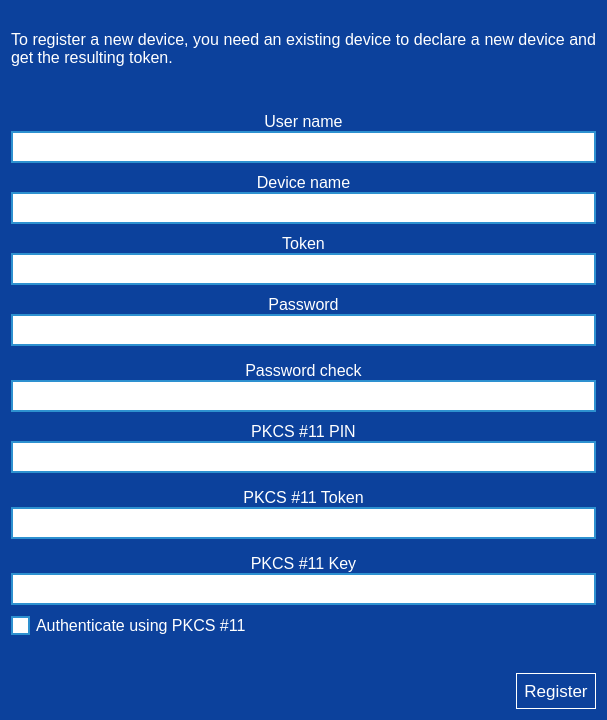
Above: parsec/core/gui/forms/login_register_device_widget.ui from Scille/parsec-cloud before the change. Below: the same form after it.
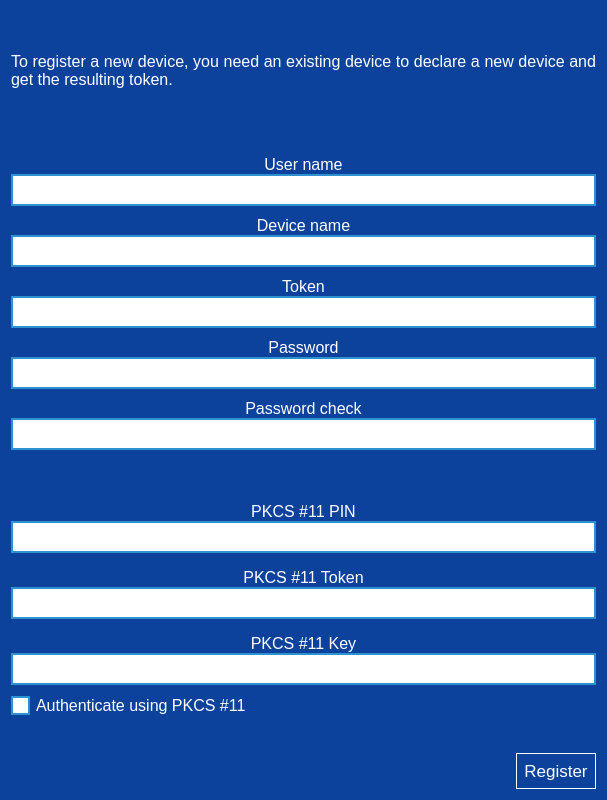
That is the form after the change. Icons and pictures are not drawn.

Commit message: [GUI] Added rudimentary password strength indicator

Patch:
```diff
--- a/parsec/core/gui/forms/login_register_device_widget.ui
+++ b/parsec/core/gui/forms/login_register_device_widget.ui
@@ -7,7 +7,7 @@
     <x>0</x>
     <y>0</y>
     <width>607</width>
-    <height>720</height>
+    <height>800</height>
    </rect>
   </property>
   <property name="windowTitle">
@@ -248,7 +248,7 @@
        <widget class="QWidget" name="widget_password" native="true">
         <layout class="QVBoxLayout" name="verticalLayout_2">
          <property name="spacing">
-          <number>15</number>
+          <number>10</number>
          </property>
          <property name="leftMargin">
           <number>0</number>
@@ -354,6 +354,33 @@
            </item>
           </layout>
          </item>
+         <item>
+          <layout class="QHBoxLayout" name="horizontalLayout">
+           <item>
+            <widget class="QLabel" name="label_password_strength">
+             <property name="minimumSize">
+              <size>
+               <width>0</width>
+               <height>32</height>
+              </size>
+             </property>
+             <property name="font">
+              <font>
+               <pointsize>12</pointsize>
+               <weight>75</weight>
+               <bold>true</bold>
+              </font>
+             </property>
+             <property name="text">
+              <string/>
+             </property>
+             <property name="alignment">
+              <set>Qt::AlignCenter</set>
+             </property>
+            </widget>
+           </item>
+          </layout>
+         </item>
         </layout>
        </widget>
       </item>
```
The commit also changes 3 other files.
